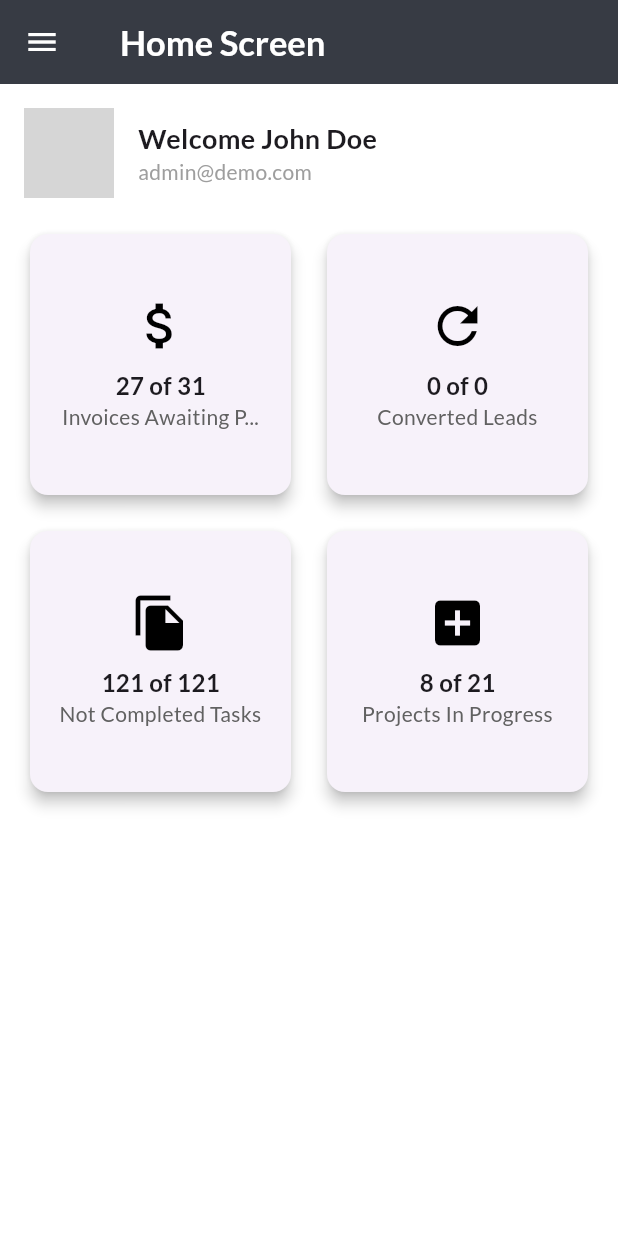
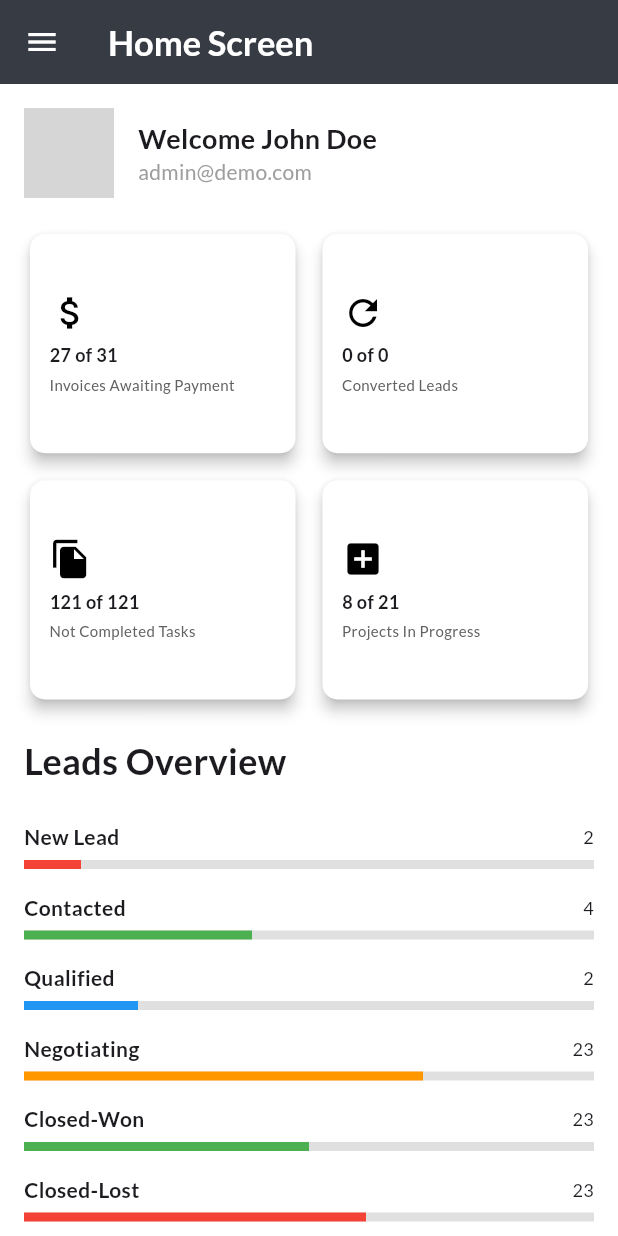
Before and after one commit to businessvivek3600/CRM, a Flutter app: the HomeScreen screen opened directly, on a phone screen of 412 x 824 dp. Run offline on Flutter 3.47's test engine with Material 3 defaults, Android fonts, the phone set to English and light mode, and no system bars; our stand-ins replace google_fonts, nb_utils; network calls fail; grey boxes are pictures that could not be loaded.

Commit message:
RESOLVE CHANGES

```diff
--- /dev/null
+++ b/lib/features/auth/dashboard/components/drawer_fragment/leads_screen.dart
@@ -0,0 +1,15 @@
+import 'package:flutter/material.dart';
+
+class LeadsScreen extends StatefulWidget {
+  const LeadsScreen({super.key});
+
+  @override
+  State<LeadsScreen> createState() => _LeadsScreenState();
+}
+
+class _LeadsScreenState extends State<LeadsScreen> {
+  @override
+  Widget build(BuildContext context) {
+    return const Placeholder();
+  }
+}
--- a/lib/features/auth/dashboard/components/drawer_widget.dart
+++ b/lib/features/auth/dashboard/components/drawer_widget.dart
@@ -1,5 +1,6 @@
 import 'package:crm/features/auth/auth/auth_screen.dart';
 import 'package:crm/features/auth/dashboard/components/drawer_fragment/customer_Screen.dart';
+import 'package:crm/features/auth/dashboard/components/drawer_fragment/leads_screen.dart';
 import 'package:flutter/material.dart';
 
 class CustomDrawer extends StatefulWidget {
@@ -14,7 +15,6 @@ class _CustomDrawerState extends State<CustomDrawer> {
   Widget build(BuildContext context) {
     return Padding(
       padding: const EdgeInsets.only(top: 20),
-
       child: Drawer(
         elevation: 6,
         backgroundColor: Colors.white,
@@ -31,7 +31,6 @@ class _CustomDrawerState extends State<CustomDrawer> {
               child: Row(
                 children: [
                   CircleAvatar(
-
                     radius: 45,
                     backgroundImage: NetworkImage(
                         "https://img.freepik.com/free-psd/expressive-man-gesturing_23-2150198787.jpg"),
@@ -51,7 +50,8 @@ class _CustomDrawerState extends State<CustomDrawer> {
                           'johndoe23@gmail.com',
                           style: TextStyle(
                             color: Colors.lightBlueAccent,
-                            fontSize: 16,decoration: TextDecoration.underline,
+                            fontSize: 16,
+                            decoration: TextDecoration.underline,
                           ),
                         ),
                       ],
@@ -65,7 +65,11 @@ class _CustomDrawerState extends State<CustomDrawer> {
               leading: const Icon(Icons.people),
               trailing: const Icon(Icons.keyboard_arrow_right),
               onTap: () {
-                Navigator.push(context, MaterialPageRoute(builder: (context) => const CustomerScreen(),));
+                Navigator.push(
+                    context,
+                    MaterialPageRoute(
+                      builder: (context) => const CustomerScreen(),
+                    ));
               },
             ),
             ListTile(
@@ -73,7 +77,11 @@ class _CustomDrawerState extends State<CustomDrawer> {
               trailing: const Icon(Icons.keyboard_arrow_right),
               leading: const Icon(Icons.leaderboard),
               onTap: () {
-                Navigator.pop(context);
+                Navigator.push(
+                    context,
+                    MaterialPageRoute(
+                      builder: (context) => const LeadsScreen(),
+                    ));
               },
             ),
             ListTile(
@@ -81,7 +89,11 @@ class _CustomDrawerState extends State<CustomDrawer> {
               trailing: const Icon(Icons.keyboard_arrow_right),
               title: const Text('Logout'),
               onTap: () {
-               Navigator.push(context, MaterialPageRoute(builder: (context) => const AuthScreen(),));
+                Navigator.push(
+                    context,
+                    MaterialPageRoute(
+                      builder: (context) => const AuthScreen(),
+                    ));
               },
             ),
           ],
--- a/lib/features/auth/dashboard/home_screen.dart
+++ b/lib/features/auth/dashboard/home_screen.dart
@@ -10,24 +10,44 @@ class HomeScreen extends StatefulWidget {
 }
 
 class _HomeScreenState extends State<HomeScreen> {
+  // Define the list of data
+  final List<Map<String, dynamic>> metricData = [
+    {
+      'icon': Icons.attach_money,
+      'count': '27 of 31',
+      'label': 'Invoices Awaiting Payment',
+      'color': Colors.black,
+    },
+    {
+      'icon': Icons.refresh,
+      'count': '0 of 0',
+      'label': 'Converted Leads',
+      'color': Colors.black,
+    },
+    {
+      'icon': Icons.file_copy,
+      'count': '121 of 121',
+      'label': 'Not Completed Tasks',
+      'color': Colors.black,
+    },
+    {
+      'icon': Icons.add_box,
+      'count': '8 of 21',
+      'label': 'Projects In Progress',
+      'color': Colors.black,
+    },
+  ];
   @override
   Widget build(BuildContext context) {
     return Scaffold(
-      drawer: CustomDrawer(),
+      drawer: const CustomDrawer(), // Ensure CustomDrawer is defined properly
       appBar: AppBar(
         backgroundColor: secondaryPrimaryColor,
         elevation: 0,
-        title: const Row(
-          // mainAxisAlignment: MainAxisAlignment.center,
-          // crossAxisAlignment: CrossAxisAlignment.center,
-          children: [
-            SizedBox(width: 8),
-            Text(
-              'Home Screen',
-              textAlign: TextAlign.center,
-              style: TextStyle(fontSize: 23),
-            ),
-          ],
+        title: const Text(
+          'Home Screen',
+          textAlign: TextAlign.center,
+          style: TextStyle(fontSize: 23),
         ),
       ),
       body: SingleChildScrollView(
@@ -36,17 +56,18 @@ class _HomeScreenState extends State<HomeScreen> {
           child: Column(
             crossAxisAlignment: CrossAxisAlignment.stretch,
             children: [
-              const Row(
+              // Profile and Welcome Section
+              Row(
                 children: [
-                  CircleAvatar(
+                  const CircleAvatar(
                     radius: 30,
                     backgroundImage: NetworkImage(
                         "https://encrypted-tbn0.gstatic.com/images?q=tbn:ANd9GcRchTRZ8A5eyfaCmAQYhVZA4-vgU-dfV94Ufw&s"),
                   ),
-                  SizedBox(width: 16),
+                  const SizedBox(width: 16),
                   Column(
                     crossAxisAlignment: CrossAxisAlignment.start,
-                    children: [
+                    children: const [
                       Text(
                         'Welcome John Doe',
                         style: TextStyle(
@@ -66,27 +87,106 @@ class _HomeScreenState extends State<HomeScreen> {
               ),
               const SizedBox(height: 20),
 
-              // Metrics cards
-              GridView(
+              // Metrics Grid
+              GridView.builder(
                 shrinkWrap: true,
-                physics: NeverScrollableScrollPhysics(),
+                physics: const NeverScrollableScrollPhysics(),
                 gridDelegate: const SliverGridDelegateWithFixedCrossAxisCount(
-                  crossAxisCount: 2,
-                  crossAxisSpacing: 16,
-                  mainAxisSpacing: 16,
+                  childAspectRatio: 3 / 2.5,
+                  crossAxisCount: 2, // Number of columns
+                  crossAxisSpacing: 10, // Reduced spacing for smaller cards
+                  mainAxisSpacing: 10, // Reduced spacing for smaller cards
                 ),
-                children: [
-                  _buildMetricCard(Icons.attach_money, '27 of 31',
-                      'Invoices Awaiting P...', Colors.black),
-                  _buildMetricCard(
-                      Icons.refresh, '0 of 0', 'Converted Leads', Colors.black),
-                  _buildMetricCard(Icons.file_copy, '121 of 121',
-                      'Not Completed Tasks', Colors.black),
-                  _buildMetricCard(Icons.add_box, '8 of 21',
-                      'Projects In Progress', Colors.black),
-                ],
+                itemCount: metricData.length,
+                itemBuilder: (context, index) {
+                  final data = metricData[index];
+                  return _buildCard(
+                    data['icon'],
+                    data['count'],
+                    data['label'],
+                    data['color'],
+                  );
+                },
               ),
+
               const SizedBox(height: 20),
+
+              // Invoice Progress Bars
+              const Text(
+                "Leads Overview",
+                style: TextStyle(
+                  fontSize: 24,
+                  fontWeight: FontWeight.bold,
+                ),
+              ),
+              const SizedBox(height: 16),
+              InvoiceProgressItem(
+                label: "New Lead",
+                value: 0.1, // Percentage of progress
+                color: Colors.red,
+                count: 2,
+              ),
+              InvoiceProgressItem(
+                label: "Contacted",
+                value: 0.4,
+                color: Colors.green,
+                count: 4,
+              ),
+              InvoiceProgressItem(
+                label: "Qualified",
+                value: 0.2,
+                color: Colors.blue,
+                count: 2,
+              ),
+              InvoiceProgressItem(
+                label: "Negotiating",
+                value: 0.7,
+                color: Colors.orange,
+                count: 23,
+              ),
+              InvoiceProgressItem(
+                label: "Closed-Won",
+                value: 0.5,
+                color: Colors.green,
+                count: 23,
+              ),
+              InvoiceProgressItem(
+                label: "Closed-Lost",
+                value: 0.6,
+                color: Colors.red,
+                count: 23,
+              ),
+              InvoiceProgressItem(
+                label: "Pending",
+                value: 0.7,
+                color: Colors.orange,
+                count: 23,
+              ),
+              InvoiceProgressItem(
+                label: "On Hold",
+                value: 0.3,
+                color: Colors.grey,
+                count: 23,
+              ),
+
+              InvoiceProgressItem(
+                label: "Reopened",
+                value: 0.4,
+                color: Colors.purple,
+                count: 23,
+              ),
+              InvoiceProgressItem(
+                label: "Converted",
+                value: 0.4,
+                color: Colors.blue,
+                count: 23,
+              ),
+              InvoiceProgressItem(
+                label: "Customer",
+                value: 0.7,
+                color: Colors.lightGreen,
+                count: 23,
+              ),
             ],
           ),
         ),
@@ -94,29 +194,33 @@ class _HomeScreenState extends State<HomeScreen> {
     );
   }
 
-  Widget _buildMetricCard(
-      IconData icon, String count, String label, Color color) {
+  Widget _buildCard(
+      IconData icon, String count, String label, Color iconColor) {
     return Card(
+      color: Colors.white, // Set card color to white
       elevation: 4,
-      shape: RoundedRectangleBorder(borderRadius: BorderRadius.circular(12)),
+      shape: RoundedRectangleBorder(borderRadius: BorderRadius.circular(10)),
       child: Padding(
-        padding: const EdgeInsets.all(16.0),
+        padding: const EdgeInsets.symmetric(horizontal: 13),
         child: Column(
           mainAxisAlignment: MainAxisAlignment.center,
+          crossAxisAlignment: CrossAxisAlignment.start,
           children: [
-            Icon(icon, size: 40, color: color),
-            const SizedBox(height: 8),
+            Icon(icon, size: 28, color: iconColor), // Smaller icon size
+            const SizedBox(height: 6),
             Text(
               count,
               style: const TextStyle(
-                fontSize: 16,
+                fontSize: 12, // Smaller font size
                 fontWeight: FontWeight.bold,
               ),
             ),
+            const SizedBox(height: 4),
             Text(
               label,
               textAlign: TextAlign.center,
               style: TextStyle(
+                fontSize: 10, // Smaller font size for label
                 color: Colors.grey[700],
               ),
             ),
@@ -126,3 +230,51 @@ class _HomeScreenState extends State<HomeScreen> {
     );
   }
 }
+
+class InvoiceProgressItem extends StatelessWidget {
+  final String label;
+  final double value; // Progress value (0.0 to 1.0)
+  final Color color;
+  final int count;
+
+  const InvoiceProgressItem({
+    required this.label,
+    required this.value,
+    required this.color,
+    required this.count,
+    super.key,
+  });
+
+  @override
+  Widget build(BuildContext context) {
+    return Padding(
+      padding: const EdgeInsets.symmetric(vertical: 8.0),
+      child: Column(
+        crossAxisAlignment: CrossAxisAlignment.start,
+        children: [
+          Row(
+            mainAxisAlignment: MainAxisAlignment.spaceBetween,
+            children: [
+              Text(
+                label,
+                style:
+                    const TextStyle(fontSize: 14, fontWeight: FontWeight.bold),
+              ),
+              Text(
+                "$count",
+                style: const TextStyle(fontSize: 12),
+              ),
+            ],
+          ),
+          const SizedBox(height: 5),
+          LinearProgressIndicator(
+            value: value,
+            backgroundColor: Colors.grey[300],
+            color: color,
+            minHeight: 6,
+          ),
+        ],
+      ),
+    );
+  }
+}
--- a/lib/utils/metriccard.dart
+++ /dev/null
@@ -1,21 +0,0 @@
-import 'package:flutter/material.dart';
-
-class MetricCard extends StatefulWidget {
-  const MetricCard({super.key});
-
-  @override
-  State<MetricCard> createState() => _MetriccardState();
-}
-
-class _MetriccardState extends State<MetricCard> {
-
-  @override
-  Widget build(BuildContext context) {
-
-    return Card(
-      elevation: 4,
-      shape: RoundedRectangleBorder(borderRadius: BorderRadius.circular(12)),
-
-    );
-  }
-}
```
